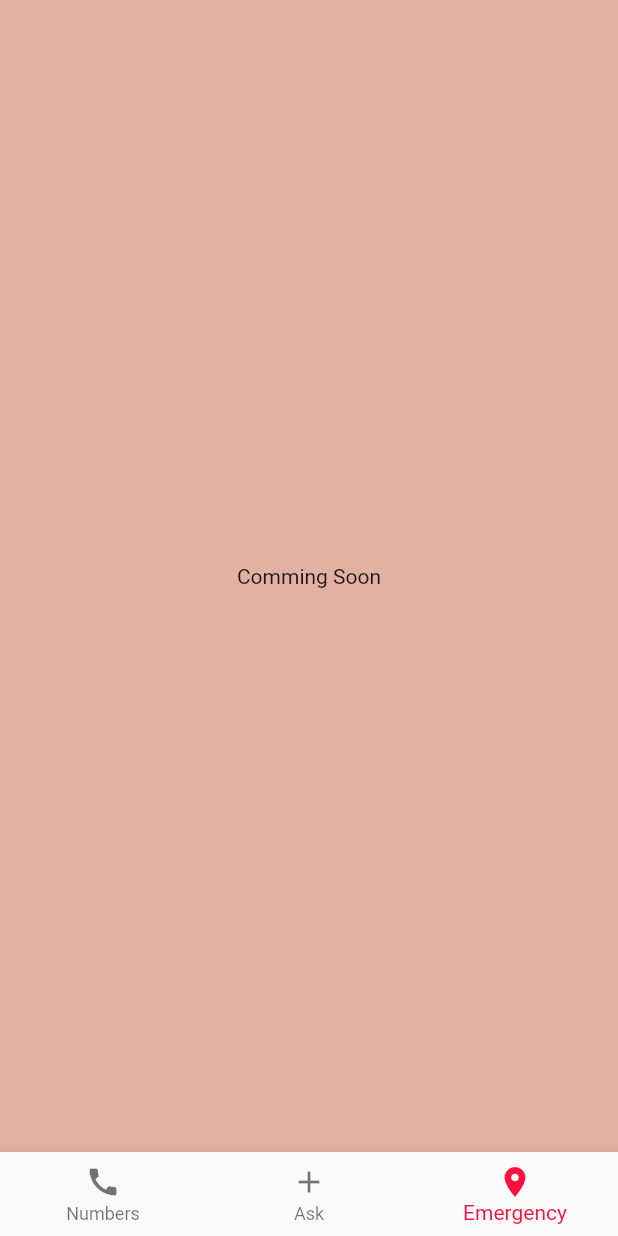
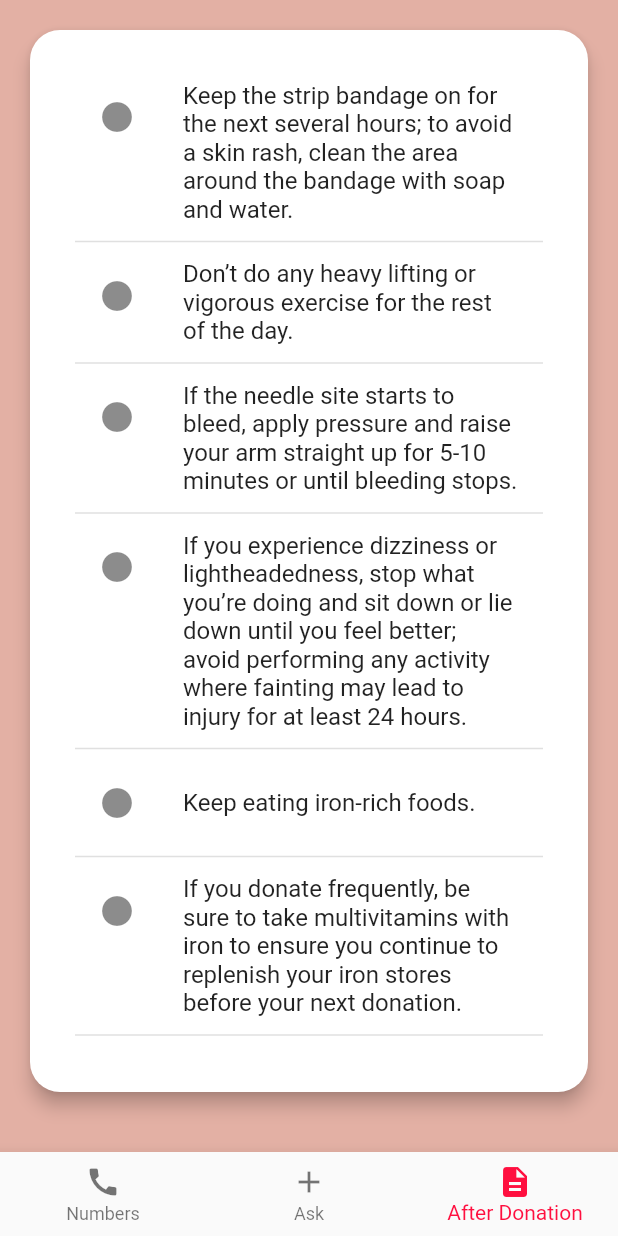
Before and after one commit to Nerd5000/BloodApp, a Flutter app: the screen it shows after launch, item 3 of the bottom bar chosen, on a phone screen of 412 x 824 dp. Run offline on Flutter 3.47's test engine with Material 2 defaults, Android fonts, the phone set to English and light mode, and no system bars.

Commit message:
Add new Feature

```diff
--- a/lib/constants.dart
+++ b/lib/constants.dart
@@ -2,12 +2,12 @@ import 'package:flutter/material.dart';
 import 'package:blood_app/screens/sign_up.dart';
 import 'package:blood_app/screens/post.dart';
 import 'package:blood_app/screens/numbers.dart';
-import 'package:blood_app/screens/emergency.dart';
+import 'package:blood_app/screens/tips.dart';
 
 final List<Widget> screens = [
   Numbers(),
   Post(),
-  Emergency(),
+  Tips(),
   SignUp(),
 ];
 
@@ -31,6 +31,15 @@ const Map<String, String> emergencyPhone = {
   '128': 'Traffic Police',
 };
 
+const List<String> tips = [
+  'Keep the strip bandage on for the next several hours; to avoid a skin rash, clean the area around the bandage with soap and water.',
+  'Don’t do any heavy lifting or vigorous exercise for the rest of the day.',
+  'If the needle site starts to bleed, apply pressure and raise your arm straight up for 5-10 minutes or until bleeding stops.',
+  'If you experience dizziness or lightheadedness, stop what you’re doing and sit down or lie down until you feel better; avoid performing any activity where fainting may lead to injury for at least 24 hours.',
+  'Keep eating iron-rich foods.',
+  'If you donate frequently, be sure to take multivitamins with iron to ensure you continue to replenish your iron stores before your next donation.',
+];
+
 // Color redDarkBlood = Color(0xffAC0404);
 // Color redLightBlood = Color(0xffED1C24);
 Color redBackground = Color(0xffE3B0A4);
--- a/lib/screens/emergency.dart
+++ /dev/null
@@ -1,15 +0,0 @@
-import 'package:flutter/material.dart';
-
-class Emergency extends StatefulWidget {
-  @override
-  _EmergencyState createState() => _EmergencyState();
-}
-
-class _EmergencyState extends State<Emergency> {
-  @override
-  Widget build(BuildContext context) {
-    return Center(
-      child: Text('Comming Soon'),
-    );
-  }
-}
--- a/lib/screens/home.dart
+++ b/lib/screens/home.dart
@@ -24,8 +24,8 @@ class _HomeState extends State<Home> {
             title: Text('Ask'),
           ),
           BottomNavigationBarItem(
-            icon: Icon(Icons.place),
-            title: Text('Emergency'),
+            icon: Icon(Icons.description),
+            title: Text('After Donation'),
           ),
         ],
         currentIndex: _index,
--- /dev/null
+++ b/lib/screens/tips.dart
@@ -0,0 +1,65 @@
+import 'package:flutter/material.dart';
+import 'package:blood_app/constants.dart';
+
+class Tips extends StatefulWidget {
+  @override
+  _TipsState createState() => _TipsState();
+}
+
+class _TipsState extends State<Tips> {
+
+  List<Widget> listTileItems = [];
+
+  void listTile() {
+    for (String i in tips) {
+      listTileItems.add(
+        ListTile(
+          leading: Icon(Icons.brightness_1),
+          title: Text(i),
+        ),
+      );
+      listTileItems.add(
+        Divider(
+          thickness: 1,
+        ),
+      );
+    }
+    setState(() {});
+  }
+
+  @override
+  void initState() {
+    listTile();
+    super.initState();
+  }
+
+
+  @override
+  Widget build(BuildContext context) {
+    return Center(
+      child:  SingleChildScrollView(
+        child: Column(
+          children: <Widget>[
+            Card(
+              margin: EdgeInsets.all(20.0),
+              color: Colors.white,
+              elevation: 5.0,
+              shape: RoundedRectangleBorder(
+                borderRadius: BorderRadius.circular(20.0),
+              ),
+              child: Padding(
+                padding: EdgeInsets.all(30.0),
+                child: Column(
+                  children: listTileItems,
+                ),
+              ),
+            ),
+            SizedBox(
+              height: 20.0,
+            ),
+          ],
+        ),
+      ),
+    );
+  }
+}
```
